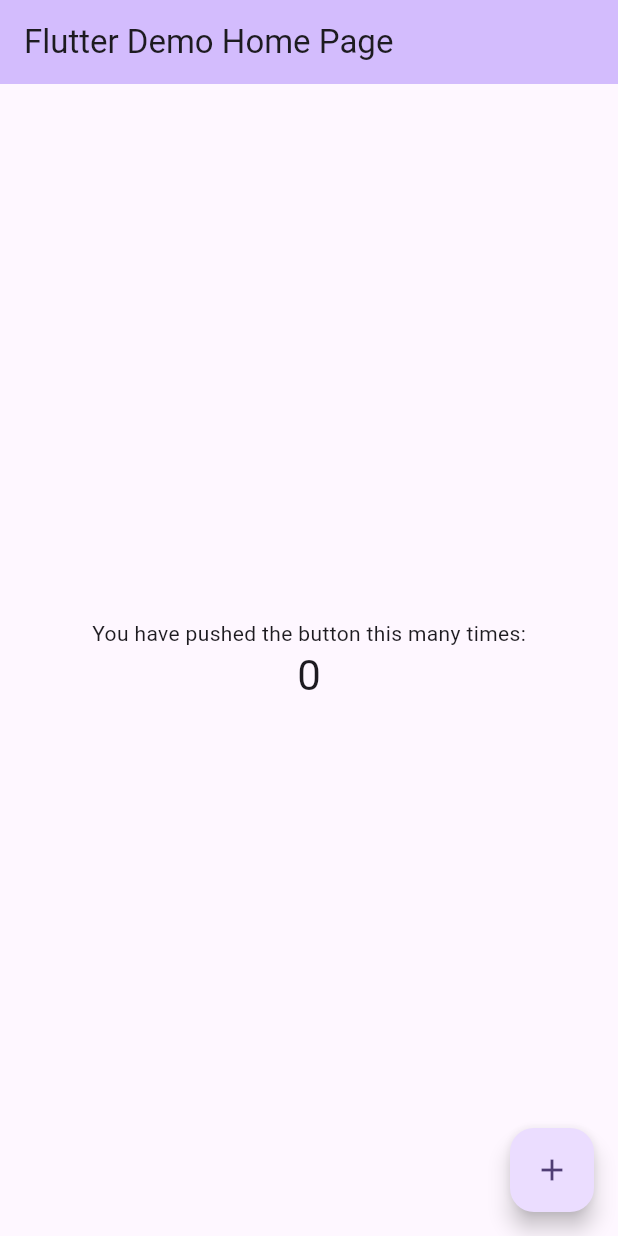
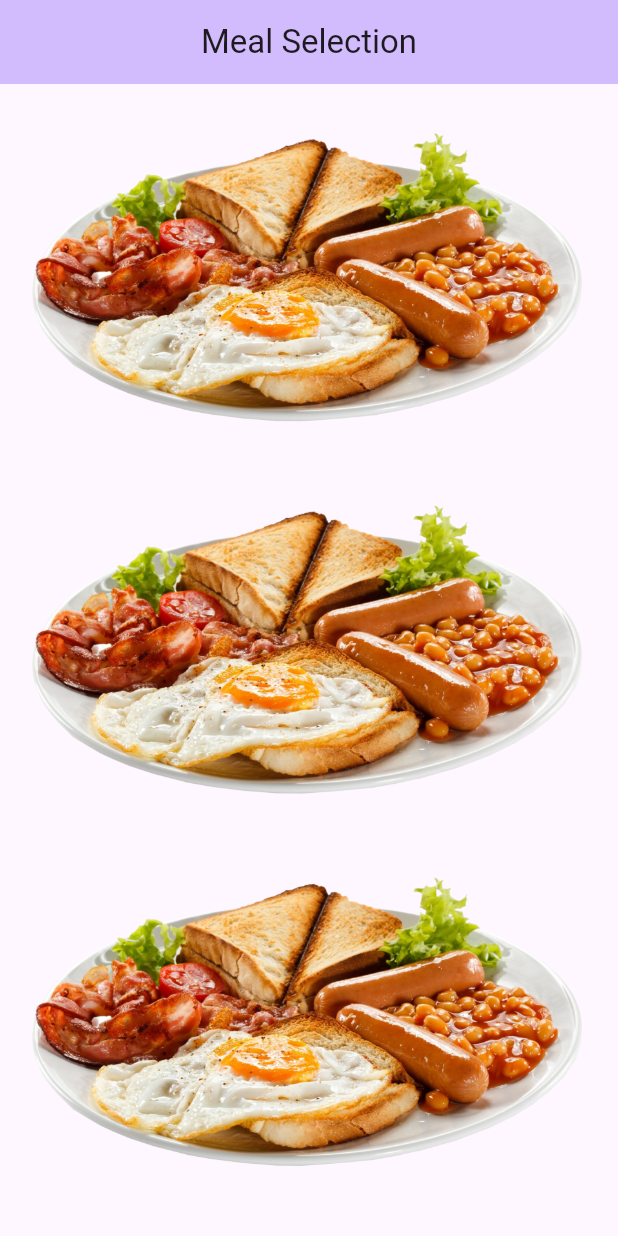
Before and after one commit to RobKabob1/mealselection, a Flutter app: the screen it shows after launch, on a phone screen of 412 x 824 dp. Run offline on Flutter 3.47's test engine with Material 2 defaults, Android fonts, the phone set to English and light mode, and no system bars.

Commit message:
Added Buttons

```diff
--- a/lib/main.dart
+++ b/lib/main.dart
@@ -11,11 +11,12 @@ class MyApp extends StatelessWidget {
   Widget build(BuildContext context) {
     return MaterialApp(
       title: 'Flutter Demo',
+      debugShowCheckedModeBanner: false,
       theme: ThemeData(
         colorScheme: ColorScheme.fromSeed(seedColor: Colors.deepPurple),
         useMaterial3: true,
       ),
-      home: const MyHomePage(title: 'Flutter Demo Home Page'),
+      home: const MyHomePage(title: 'Meal Selection'),
     );
   }
 }
@@ -30,40 +31,63 @@ class MyHomePage extends StatefulWidget {
 }
 
 class _MyHomePageState extends State<MyHomePage> {
-  int _counter = 0;
-
-  void _incrementCounter() {
-    setState(() {
-      _counter++;
-    });
-  }
-
   @override
   Widget build(BuildContext context) {
     return Scaffold(
       appBar: AppBar(
         backgroundColor: Theme.of(context).colorScheme.inversePrimary,
         title: Text(widget.title),
+        centerTitle: true,
       ),
       body: Center(
         child: Column(
           mainAxisAlignment: MainAxisAlignment.center,
-          children: <Widget>[
-            const Text(
-              'You have pushed the button this many times:',
+          children: [
+            //breakfast
+            Row(
+              //mainAxisAlignment: Center,
+              children: [
+                Expanded(
+                  child: IconButton(
+                    iconSize: 20,
+                    icon: Image.asset('images/breakfast.png',
+                        fit: BoxFit.fitWidth),
+                    onPressed: () {},
+                  ),
+                ),
+              ],
             ),
-            Text(
-              '$_counter',
-              style: Theme.of(context).textTheme.headlineMedium,
+            //lunch
+            Row(
+              //mainAxisAlignment: Center,
+              children: [
+                Expanded(
+                  child: IconButton(
+                    iconSize: 20,
+                    icon: Image.asset('images/breakfast.png',
+                        fit: BoxFit.scaleDown),
+                    onPressed: () {},
+                  ),
+                ),
+              ],
+            ),
+            //dinner
+            Row(
+              //mainAxisAlignment: Center,
+              children: [
+                Expanded(
+                  child: IconButton(
+                    iconSize: 20,
+                    icon: Image.asset('images/breakfast.png',
+                        fit: BoxFit.contain),
+                    onPressed: () {},
+                  ),
+                ),
+              ],
             ),
           ],
         ),
       ),
-      floatingActionButton: FloatingActionButton(
-        onPressed: _incrementCounter,
-        tooltip: 'Increment',
-        child: const Icon(Icons.add),
-      ),
     );
   }
 }
--- a/pubspec.yaml
+++ b/pubspec.yaml
@@ -59,8 +59,8 @@ flutter:
   uses-material-design: true
 
   # To add assets to your application, add an assets section, like this:
-  # assets:
-  #   - images/a_dot_burr.jpeg
+  assets:
+  - images/
   #   - images/a_dot_ham.jpeg
 
   # An image asset can refer to one or more resolution-specific "variants", see
```
Also changed, not shown: images/breakfast.png (added).
